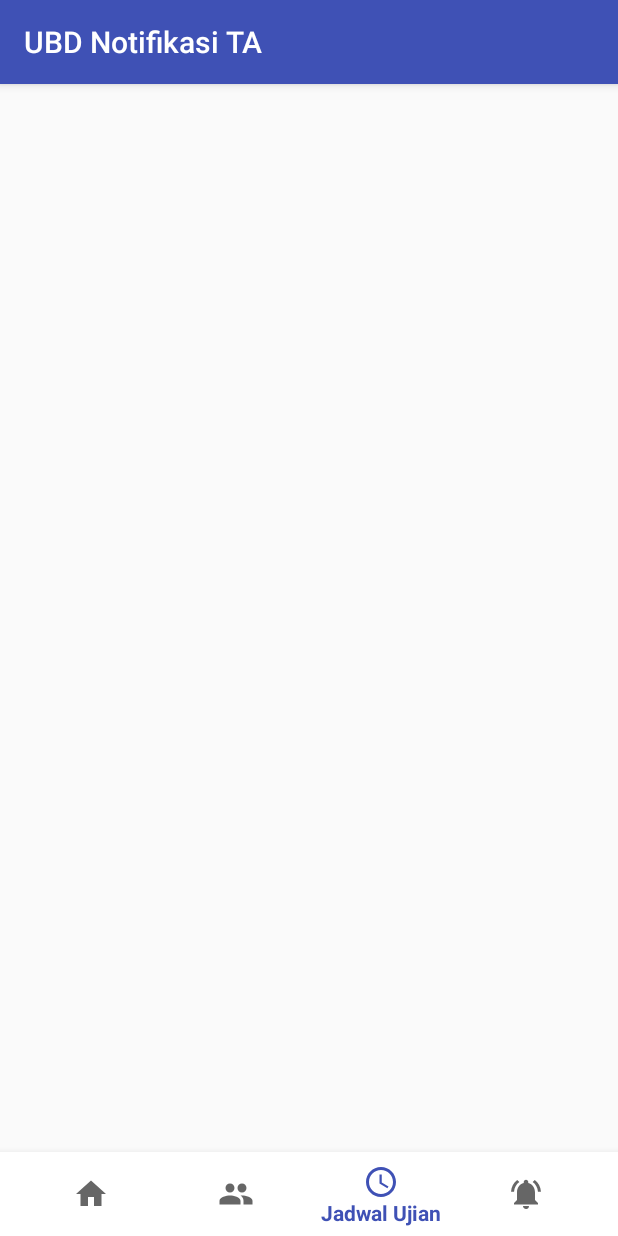
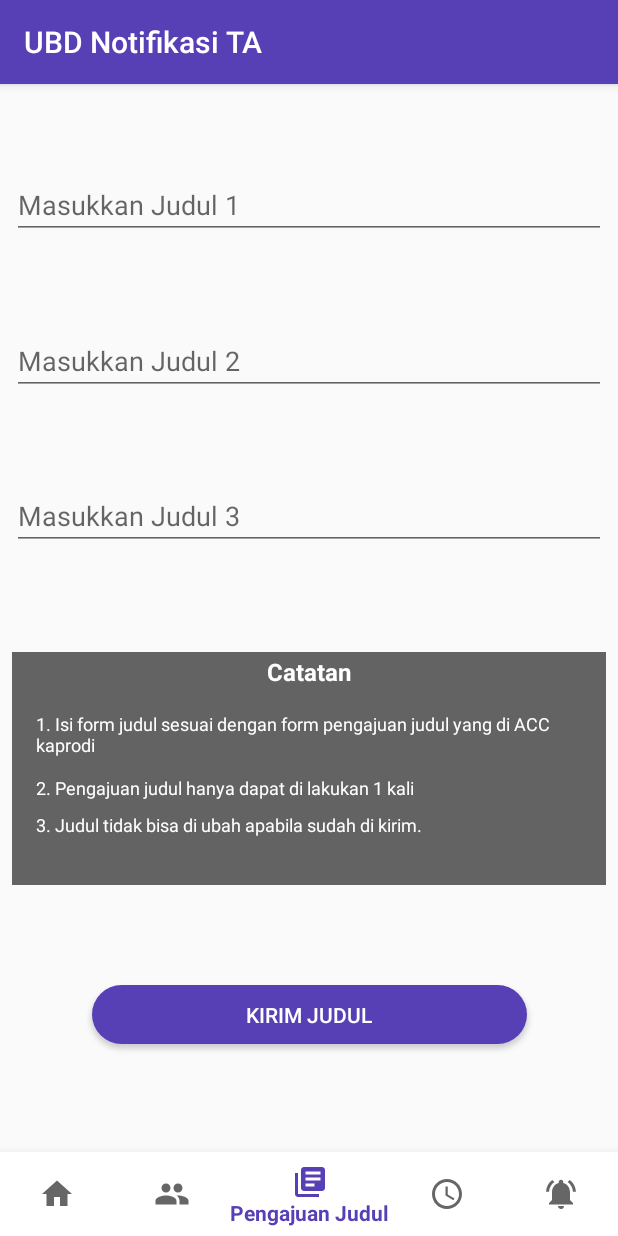
Before and after one commit to ryan-andri/UBD_Notifikasi-TA, an Android app: the MainActivity screen opened directly, with no data from a screen before it, item 3 of the bottom bar chosen, on a phone screen of 412 x 824 dp. Run offline under Robolectric (Android 15) with nearby library versions, the phone set to English and light mode, and no system bars.

Commit message:
cleanup from expandable and some update
Signed-off-by: Ryan Andri <ryanandri@linuxmail.org>

```diff
--- a/app/build.gradle
+++ b/app/build.gradle
@@ -27,7 +27,4 @@ dependencies {
     testImplementation 'junit:junit:4.12'
     androidTestImplementation 'com.android.support.test:runner:1.0.2'
     androidTestImplementation 'com.android.support.test.espresso:espresso-core:3.0.2'
-    implementation 'com.android.support:recyclerview-v7:27.1.1'
-    implementation 'com.android.support:cardview-v7:27.1.1'
-    implementation 'com.bignerdranch.android:expandablerecyclerview:1.0.3'
 }
--- a/app/src/main/java/ryanandri/ubdnotifikasita/MainActivity.java
+++ b/app/src/main/java/ryanandri/ubdnotifikasita/MainActivity.java
@@ -9,6 +9,7 @@ import android.view.MenuItem;
 
 import ryanandri.ubdnotifikasita.fragments.DosenFragment;
 import ryanandri.ubdnotifikasita.fragments.JadwalFragment;
+import ryanandri.ubdnotifikasita.fragments.JudulFragment;
 import ryanandri.ubdnotifikasita.fragments.NotifikasiFragment;
 import ryanandri.ubdnotifikasita.fragments.ProfileFragment;
 
@@ -19,6 +20,7 @@ public class MainActivity extends AppCompatActivity {
     MenuItem menuItem;
     ProfileFragment profileFragment;
     DosenFragment dosenFragment;
+    JudulFragment judulFragment;
     JadwalFragment jadwalFragment;
     NotifikasiFragment notifikasiFragment;
 
@@ -41,11 +43,14 @@ public class MainActivity extends AppCompatActivity {
                             case R.id.navigation_dosen:
                                 viewPager.setCurrentItem(1);
                                 break;
-                            case R.id.navigation_jadwal:
+                            case R.id.navigation_judul:
                                 viewPager.setCurrentItem(2);
                                 break;
+                            case R.id.navigation_jadwal:
+                                viewPager.setCurrentItem(3);
+                                break;
                             case R.id.navigation_notifikasi:
-                                viewPager.setCurrentItem(3);
+                                viewPager.setCurrentItem(4);
                                 break;
                         }
                         return false;
@@ -85,10 +90,12 @@ public class MainActivity extends AppCompatActivity {
         ViewPagerAdapter viewPagerAdapter = new ViewPagerAdapter(getSupportFragmentManager());
         profileFragment = new ProfileFragment();
         dosenFragment = new DosenFragment();
+        judulFragment = new JudulFragment();
         jadwalFragment = new JadwalFragment();
         notifikasiFragment =  new NotifikasiFragment();
         viewPagerAdapter.addFragment(profileFragment);
         viewPagerAdapter.addFragment(dosenFragment);
+        viewPagerAdapter.addFragment(judulFragment);
         viewPagerAdapter.addFragment(jadwalFragment);
         viewPagerAdapter.addFragment(notifikasiFragment);
         viewPager.setAdapter(viewPagerAdapter);
--- a/app/src/main/java/ryanandri/ubdnotifikasita/fragments/DosenFragment.java
+++ b/app/src/main/java/ryanandri/ubdnotifikasita/fragments/DosenFragment.java
@@ -4,27 +4,13 @@ import android.os.Bundle;
 import android.support.annotation.NonNull;
 import android.support.annotation.Nullable;
 import android.support.v4.app.Fragment;
-import android.support.v7.widget.LinearLayoutManager;
-import android.support.v7.widget.RecyclerView;
 import android.view.LayoutInflater;
 import android.view.View;
 import android.view.ViewGroup;
-import android.widget.ImageView;
-import android.widget.ViewFlipper;
-
-import com.bignerdranch.expandablerecyclerview.Model.ParentObject;
-
-import java.util.ArrayList;
-import java.util.List;
 
 import ryanandri.ubdnotifikasita.R;
-import ryanandri.ubdnotifikasita.adapter.MyAdapter;
-import ryanandri.ubdnotifikasita.models.TitleChild;
-import ryanandri.ubdnotifikasita.models.TitleCreator;
-import ryanandri.ubdnotifikasita.models.TitleParent;
 
 public class DosenFragment extends Fragment {
-    private RecyclerView recyclerView;
 
     @Nullable
     @Override
@@ -33,27 +19,6 @@ public class DosenFragment extends Fragment {
                              @Nullable Bundle savedInstanceState) {
         View view = inflater.inflate(R.layout.fragment_dosen, null);
 
-        recyclerView = view.findViewById(R.id.mRecycleView);
-        recyclerView.setLayoutManager(new LinearLayoutManager(getContext()));
-
-        MyAdapter myAdapter = new MyAdapter(getContext(), initData());
-        myAdapter.setParentClickableViewAnimationDefaultDuration();
-        myAdapter.setParentAndIconExpandOnClick(true);
-        recyclerView.setAdapter(myAdapter);
-
         return view;
     }
-
-    private List<ParentObject> initData() {
-        TitleCreator titleCreator = TitleCreator.get(getContext());
-        List<TitleParent> titleParents = titleCreator.getAll();
-        List<ParentObject> parentObjects = new ArrayList<>();
-        for (TitleParent titleParent : titleParents) {
-            List<Object> childList = new ArrayList<>();
-            childList.add(new TitleChild("Nama Pembimbing 1"));
-            titleParent.setChildObjectList(childList);
-            parentObjects.add(titleParent);
-        }
-        return parentObjects;
-    }
 }
--- /dev/null
+++ b/app/src/main/res/drawable/ic_judul_black_24dp.xml
@@ -0,0 +1,9 @@
+<vector xmlns:android="http://schemas.android.com/apk/res/android"
+        android:width="24dp"
+        android:height="24dp"
+        android:viewportWidth="24.0"
+        android:viewportHeight="24.0">
+    <path
+        android:fillColor="#FF000000"
+        android:pathData="M4,6L2,6v14c0,1.1 0.9,2 2,2h14v-2L4,20L4,6zM20,2L8,2c-1.1,0 -2,0.9 -2,2v12c0,1.1 0.9,2 2,2h12c1.1,0 2,-0.9 2,-2L22,4c0,-1.1 -0.9,-2 -2,-2zM19,11L9,11L9,9h10v2zM15,15L9,15v-2h6v2zM19,7L9,7L9,5h10v2z"/>
+</vector>
--- /dev/null
+++ b/app/src/main/res/layout/fragment_judul.xml
@@ -0,0 +1,239 @@
+<?xml version="1.0" encoding="utf-8"?>
+<android.support.design.widget.CoordinatorLayout
+    android:id="@+id/snackJudul"
+    xmlns:android="http://schemas.android.com/apk/res/android"
+    xmlns:app="http://schemas.android.com/apk/res-auto"
+    xmlns:tools="http://schemas.android.com/tools"
+    android:layout_width="match_parent"
+    android:layout_height="match_parent">
+
+<android.support.constraint.ConstraintLayout
+    android:layout_width="match_parent"
+    android:layout_height="match_parent">
+
+    <android.support.constraint.ConstraintLayout
+        android:id="@+id/formJudul"
+        android:layout_width="0dp"
+        android:layout_height="0dp"
+        android:layout_marginBottom="8dp"
+        android:layout_marginEnd="8dp"
+        android:layout_marginStart="8dp"
+        android:layout_marginTop="8dp"
+        app:layout_constraintBottom_toBottomOf="parent"
+        app:layout_constraintEnd_toEndOf="parent"
+        app:layout_constraintHorizontal_bias="1.0"
+        app:layout_constraintStart_toStartOf="parent"
+        app:layout_constraintTop_toTopOf="parent"
+        app:layout_constraintVertical_bias="1.0">
+
+        <android.support.constraint.ConstraintLayout
+            android:id="@+id/constraintLayout"
+            android:layout_width="0dp"
+            android:layout_height="155dp"
+            android:layout_marginBottom="8dp"
+            android:layout_marginTop="22dp"
+            android:background="@color/colorGreyLight"
+            app:layout_constraintBottom_toTopOf="@+id/kirimJudul"
+            app:layout_constraintEnd_toEndOf="parent"
+            app:layout_constraintHorizontal_bias="0.0"
+            app:layout_constraintStart_toStartOf="parent"
+            app:layout_constraintTop_toBottomOf="@+id/inputJudul3">
+
+            <TextView
+                android:id="@+id/headCatatan"
+                android:layout_width="wrap_content"
+                android:layout_height="wrap_content"
+                android:layout_marginBottom="8dp"
+                android:layout_marginEnd="8dp"
+                android:layout_marginStart="8dp"
+                android:layout_marginTop="2dp"
+                android:text="Catatan"
+                android:textColor="@color/colorWhite"
+                android:textSize="16sp"
+                android:textStyle="bold"
+                app:layout_constraintBottom_toTopOf="@+id/textView2"
+                app:layout_constraintEnd_toEndOf="parent"
+                app:layout_constraintHorizontal_bias="0.501"
+                app:layout_constraintStart_toStartOf="parent"
+                app:layout_constraintTop_toTopOf="parent"
+                app:layout_constraintVertical_bias="0.0" />
+
+            <TextView
+                android:id="@+id/textView2"
+                android:layout_width="0dp"
+                android:layout_height="wrap_content"
+                android:layout_marginBottom="12dp"
+                android:layout_marginEnd="16dp"
+                android:layout_marginStart="16dp"
+                android:text="@string/catatan1"
+                android:textColor="@color/colorWhite"
+                android:textSize="12sp"
+                app:layout_constraintBottom_toTopOf="@+id/textView3"
+                app:layout_constraintEnd_toEndOf="parent"
+                app:layout_constraintHorizontal_bias="0.0"
+                app:layout_constraintStart_toStartOf="parent" />
+
+            <TextView
+                android:id="@+id/textView3"
+                android:layout_width="0dp"
+                android:layout_height="wrap_content"
+                android:layout_marginBottom="8dp"
+                android:layout_marginEnd="16dp"
+                android:layout_marginStart="16dp"
+                android:text="@string/catatan2"
+                android:textColor="@color/colorWhite"
+                android:textSize="12sp"
+                app:layout_constraintBottom_toTopOf="@+id/textView4"
+                app:layout_constraintEnd_toEndOf="parent"
+                app:layout_constraintHorizontal_bias="0.0"
+                app:layout_constraintStart_toStartOf="parent" />
+
+            <TextView
+                android:id="@+id/textView4"
+                android:layout_width="0dp"
+                android:layout_height="wrap_content"
+                android:layout_marginBottom="32dp"
+                android:layout_marginEnd="16dp"
+                android:layout_marginStart="16dp"
+                android:text="@string/catatan3"
+                android:textColor="@color/colorWhite"
+                android:textSize="12sp"
+                app:layout_constraintBottom_toBottomOf="parent"
+                app:layout_constraintEnd_toEndOf="parent"
+                app:layout_constraintHorizontal_bias="0.0"
+                app:layout_constraintStart_toStartOf="parent" />
+        </android.support.constraint.ConstraintLayout>
+
+        <EditText
+            android:id="@+id/inputJudul1"
+            android:layout_width="0dp"
+            android:layout_height="wrap_content"
+            android:layout_marginBottom="8dp"
+            android:layout_marginTop="12dp"
+            android:ems="10"
+            android:hint="Masukkan Judul 1"
+            android:inputType="text"
+            app:layout_constraintBottom_toTopOf="@+id/inputJudul2"
+            app:layout_constraintEnd_toEndOf="parent"
+            app:layout_constraintHorizontal_bias="0.0"
+            app:layout_constraintStart_toStartOf="parent"
+            app:layout_constraintTop_toTopOf="parent"
+            app:layout_constraintVertical_bias="0.0" />
+
+        <EditText
+            android:id="@+id/inputJudul2"
+            android:layout_width="0dp"
+            android:layout_height="wrap_content"
+            android:layout_marginBottom="8dp"
+            android:layout_marginTop="12dp"
+            android:ems="10"
+            android:hint="Masukkan Judul 2"
+            android:inputType="text"
+            app:layout_constraintBottom_toTopOf="@+id/inputJudul3"
+            app:layout_constraintEnd_toEndOf="parent"
+            app:layout_constraintHorizontal_bias="0.0"
+            app:layout_constraintStart_toStartOf="parent"
+            app:layout_constraintTop_toBottomOf="@+id/inputJudul1" />
+
+        <EditText
+            android:id="@+id/inputJudul3"
+            android:layout_width="0dp"
+            android:layout_height="wrap_content"
+            android:layout_marginBottom="8dp"
+            android:layout_marginTop="12dp"
+            android:ems="10"
+            android:hint="Masukkan Judul 3"
+            android:inputType="text"
+            app:layout_constraintBottom_toTopOf="@+id/constraintLayout"
+            app:layout_constraintEnd_toEndOf="parent"
+            app:layout_constraintHorizontal_bias="0.0"
+            app:layout_constraintStart_toStartOf="parent"
+            app:layout_constraintTop_toBottomOf="@+id/inputJudul2" />
+
+        <Button
+            android:id="@+id/kirimJudul"
+            android:layout_width="290dp"
+            android:layout_height="39dp"
+            android:layout_marginBottom="26dp"
+            android:layout_marginEnd="8dp"
+            android:layout_marginStart="8dp"
+            android:layout_marginTop="20dp"
+            android:background="@drawable/background_button"
+            android:text="Kirim Judul"
+            android:textColor="@color/colorWhite"
+            app:layout_constraintBottom_toBottomOf="parent"
+            app:layout_constraintEnd_toEndOf="parent"
+            app:layout_constraintStart_toStartOf="parent"
+            app:layout_constraintTop_toBottomOf="@+id/constraintLayout" />
+
+    </android.support.constraint.ConstraintLayout>
+
+
+    <android.support.constraint.ConstraintLayout
+        android:visibility="gone"
+        android:id="@+id/arsipJudul"
+        android:layout_width="0dp"
+        android:layout_height="0dp"
+        android:layout_marginBottom="8dp"
+        android:layout_marginEnd="8dp"
+        android:layout_marginStart="8dp"
+        android:layout_marginTop="8dp"
+        app:layout_constraintBottom_toBottomOf="parent"
+        app:layout_constraintEnd_toEndOf="parent"
+        app:layout_constraintStart_toStartOf="parent"
+        app:layout_constraintTop_toTopOf="parent">
+
+        <android.support.constraint.ConstraintLayout
+            android:id="@+id/constraintLayout3"
+            android:layout_width="0dp"
+            android:layout_height="102dp"
+            android:layout_marginBottom="6dp"
+            android:background="@color/colorPrimary"
+            app:layout_constraintBottom_toTopOf="@+id/constraintLayout2"
+            app:layout_constraintEnd_toEndOf="parent"
+            app:layout_constraintStart_toStartOf="parent"
+            app:layout_constraintTop_toTopOf="parent">
+
+            <TextView
+                android:id="@+id/textView5"
+                android:layout_width="wrap_content"
+                android:layout_height="wrap_content"
+                android:layout_marginBottom="16dp"
+                android:text="@string/judulsudahdikirim"
+                android:textColor="@color/colorWhite"
+                android:textStyle="bold"
+                app:layout_constraintBottom_toBottomOf="parent"
+                app:layout_constraintEnd_toEndOf="parent"
+                app:layout_constraintHorizontal_bias="0.503"
+                app:layout_constraintStart_toStartOf="parent" />
+
+            <ImageView
+                android:id="@+id/imageView3"
+                android:layout_width="88dp"
+                android:layout_height="36dp"
+                android:layout_marginBottom="8dp"
+                app:layout_constraintBottom_toTopOf="@+id/textView5"
+                app:layout_constraintEnd_toEndOf="parent"
+                app:layout_constraintStart_toStartOf="parent"
+                app:layout_constraintTop_toTopOf="parent"
+                app:srcCompat="@android:drawable/ic_dialog_info" />
+
+        </android.support.constraint.ConstraintLayout>
+
+        <android.support.constraint.ConstraintLayout
+            android:background="@color/colorWhite"
+            android:id="@+id/constraintLayout2"
+            android:layout_width="0dp"
+            android:layout_height="379dp"
+            android:layout_marginBottom="8dp"
+            android:layout_marginTop="8dp"
+            app:layout_constraintBottom_toBottomOf="parent"
+            app:layout_constraintEnd_toEndOf="parent"
+            app:layout_constraintStart_toStartOf="parent"
+            app:layout_constraintTop_toBottomOf="@+id/constraintLayout3">
+
+        </android.support.constraint.ConstraintLayout>
+    </android.support.constraint.ConstraintLayout>
+
+</android.support.constraint.ConstraintLayout>
+</android.support.design.widget.CoordinatorLayout>
--- a/app/src/main/res/menu/navigation.xml
+++ b/app/src/main/res/menu/navigation.xml
@@ -12,6 +12,11 @@
         android:title="@string/title_dosen" />
 
     <item
+        android:id="@+id/navigation_judul"
+        android:icon="@drawable/ic_judul_black_24dp"
+        android:title="@string/title_judul" />
+
+    <item
         android:id="@+id/navigation_jadwal"
         android:icon="@drawable/ic_jadwal_black_24dp"
         android:title="@string/title_jadwal" />
--- a/app/src/main/res/values/colors.xml
+++ b/app/src/main/res/values/colors.xml
@@ -1,7 +1,7 @@
 <?xml version="1.0" encoding="utf-8"?>
 <resources>
-    <color name="colorPrimary">#3F51B5</color>
-    <color name="colorPrimaryDark">#303F9F</color>
+    <color name="colorPrimary">#573fb5</color>
+    <color name="colorPrimaryDark">#463393</color>
     <color name="colorAccent">#FF4081</color>
     <color name="colorWhite">#ffffff</color>
     <color name="colorRed">#f1dc0d0d</color>
--- a/app/src/main/res/values/strings.xml
+++ b/app/src/main/res/values/strings.xml
@@ -4,4 +4,10 @@
     <string name="title_dosen">Dosen Pembimbing</string>
     <string name="title_jadwal">Jadwal Ujian</string>
     <string name="title_notifikasi">Notifikasi</string>
+    <string name="title_judul">Pengajuan Judul</string>
+
+    <string name="catatan1">1. Isi form judul sesuai dengan form pengajuan judul yang di ACC kaprodi</string>
+    <string name="catatan2">2. Pengajuan judul hanya dapat di lakukan 1 kali</string>
+    <string name="catatan3">3. Judul tidak bisa di ubah apabila sudah di kirim.</string>
+    <string name="judulsudahdikirim">Judul sudah dikirim!\n Form pengajuan judul sudah di tutup.</string>
 </resources>
```
Also changed, not shown: app/src/main/java/ryanandri/ubdnotifikasita/adapter/MyAdapter.java (deleted, +0 -51 lines), app/src/main/java/ryanandri/ubdnotifikasita/fragments/JudulFragment.java (added, +72 -0 lines), app/src/main/java/ryanandri/ubdnotifikasita/models/TitleChild.java (deleted, +0 -17 lines), app/src/main/java/ryanandri/ubdnotifikasita/models/TitleCreator.java (deleted, +0 -32 lines), app/src/main/java/ryanandri/ubdnotifikasita/models/TitleParent.java (deleted, +0 -43 lines), app/src/main/java/ryanandri/ubdnotifikasita/viewholder/TitleChildViewHolder.java (deleted, +0 -16 lines), app/src/main/java/ryanandri/ubdnotifikasita/viewholder/TitleParentViewHolder.java (deleted, +0 -22 lines), app/src/main/res/layout/activity_login.xml (+12 -9 lines), app/src/main/res/layout/fragment_dosen.xml (+0 -7 lines), app/src/main/res/layout/fragment_jadwal.xml (+68 -1 lines).
